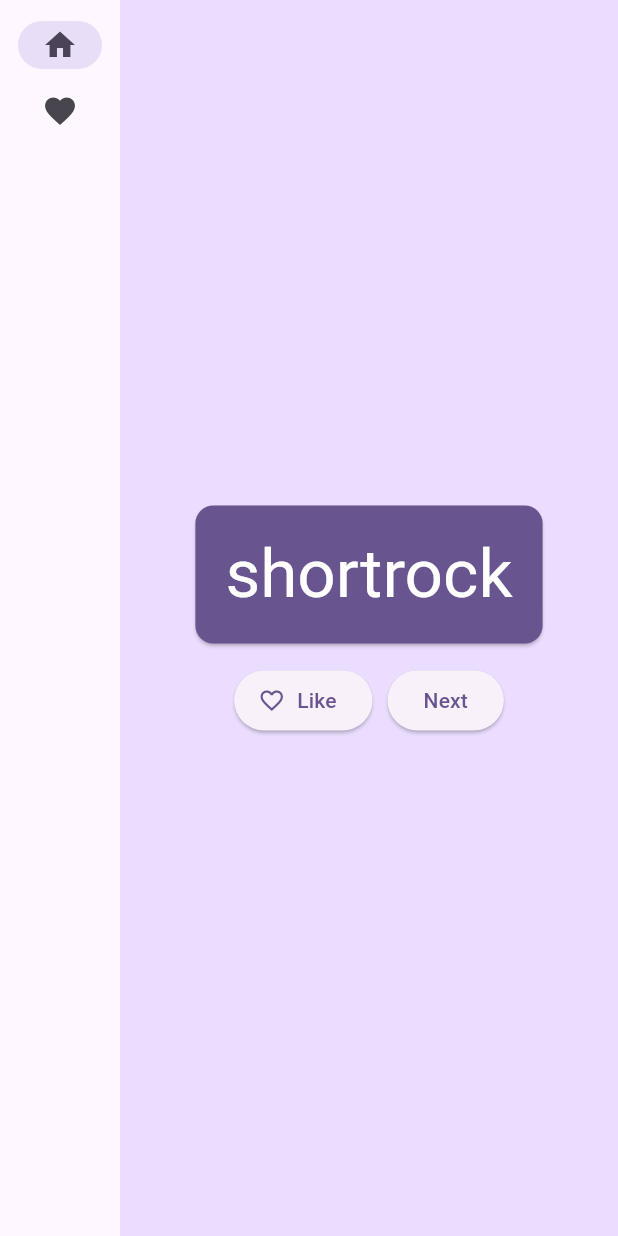
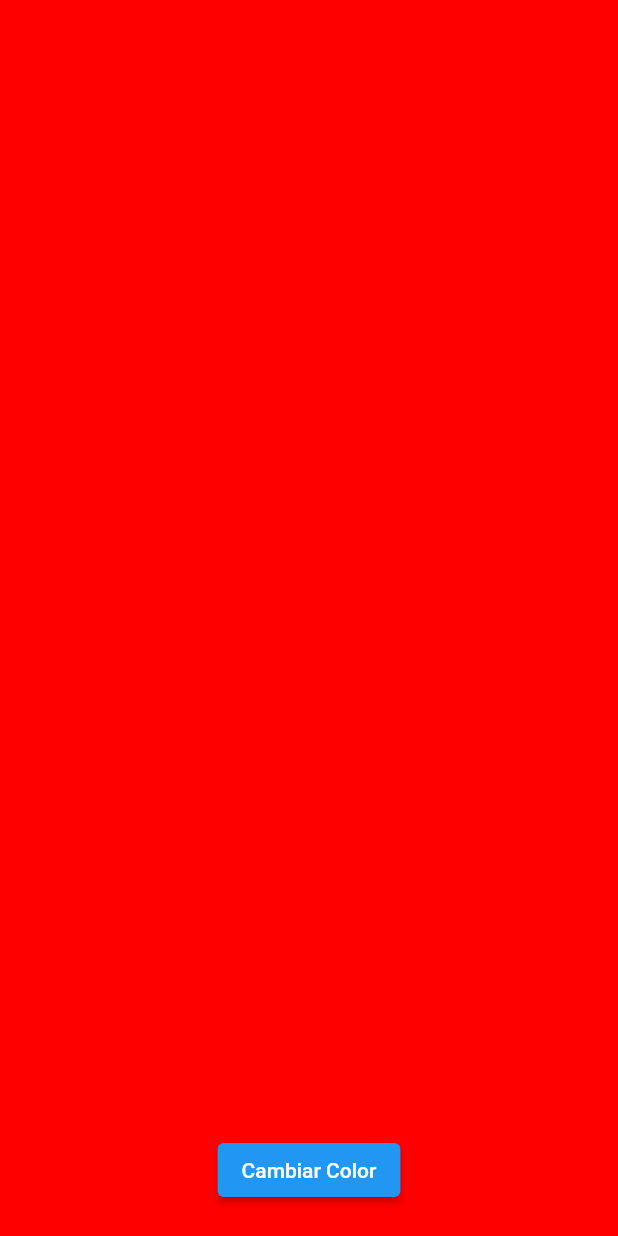
Before and after one commit to Chelo19/Practica_2_DisMov, a Flutter app: the screen it shows after launch, on a phone screen of 412 x 824 dp. Run offline on Flutter 3.47's test engine with Material 2 defaults, Android fonts, the phone set to English and light mode, and no system bars.

Commit message:
Cambio Total de Proyecto

```diff
--- a/lib/main.dart
+++ b/lib/main.dart
@@ -1,213 +1,98 @@
-import 'package:english_words/english_words.dart';
 import 'package:flutter/material.dart';
-import 'package:provider/provider.dart';
 
+void main() => runApp(ColorEditApp());
 
-void main() {
-  runApp(MyApp());
-}
-
-class MyApp extends StatelessWidget {
-  const MyApp({super.key});
-
+class ColorEditApp extends StatelessWidget {
   @override
   Widget build(BuildContext context) {
-    return ChangeNotifierProvider(
-      create: (context) => MyAppState(),
-      child: MaterialApp(
-        title: 'Namer App',
-        debugShowCheckedModeBanner: false,
-        theme: ThemeData(
-          useMaterial3: true,
-          colorScheme: ColorScheme.fromSeed(seedColor: Colors.deepPurple),
-        ),
-        home: MyHomePage(),
-      ),
+    return MaterialApp(
+      debugShowCheckedModeBanner: false,
+      routes: {
+        '/': (context) => ColorScreen(),
+        '/edit': (context) => EditColorScreen(),
+      },
     );
   }
 }
 
-class MyAppState extends ChangeNotifier {
-  var current = WordPair.random();
-
-  void getNext() {
-    current = WordPair.random();
-    notifyListeners();
-  }
-
-  // ↓ Add the code below.
-  var favorites = <WordPair>[];
-
-  void toggleFavorite() {
-    if (favorites.contains(current)) {
-      favorites.remove(current);
-    } else {
-      favorites.add(current);
-    }
-    notifyListeners();
-  }
+class ColorScreen extends StatefulWidget {
+  @override
+  _ColorScreenState createState() => _ColorScreenState();
 }
 
-class MyHomePage extends StatefulWidget {
-  @override
-  State<MyHomePage> createState() => _MyHomePageState();
-}
-
-class _MyHomePageState extends State<MyHomePage> {
-  var selectedIndex = 0;
+class _ColorScreenState extends State<ColorScreen> {
+  Color _color = Color.fromARGB(255, 255, 0, 0);
 
   @override
-  Widget build(BuildContext context) {
-    Widget page;
-    switch (selectedIndex) {
-      case 0:
-        page = GeneratorPage();
-        break;
-      case 1:
-        page = FavoritesPage();
-        break;
-      default:
-        throw UnimplementedError('no widget for $selectedIndex');
-    }
-    return LayoutBuilder(
-      builder: (context, constraints) {
-        return Scaffold(
-          body: Row(
-            children: [
-              SafeArea(
-                child: NavigationRail(
-                  extended: constraints.maxWidth >= 600,
-                  destinations: [
-                    NavigationRailDestination(
-                      icon: Icon(Icons.home),
-                      label: Text('Home'),
-                    ),
-                    NavigationRailDestination(
-                      icon: Icon(Icons.favorite),
-                      label: Text('Favorites'),
-                    ),
-                  ],
-                  selectedIndex: selectedIndex,
-                  onDestinationSelected: (value) {
-                    setState(() {
-                      selectedIndex = value;
-                    });
-                  },
-                ),
-              ),
-              Expanded(
-                child: Container(
-                  color: Theme.of(context).colorScheme.primaryContainer,
-                  child: page,
-                ),
-              ),
-            ],
+  Widget build(BuildContext context){
+    return Scaffold(
+        backgroundColor: _color,
+        body: Padding(
+          padding: EdgeInsets.all(20),
+          child: Align(
+            alignment: Alignment.bottomCenter,
+            child: ElevatedButton(
+              child: Text('Cambiar Color'),
+              onPressed: () {
+                Navigator.of(context).pushNamed('/edit');
+              },
+            ),
           ),
-        );
-      }
+        ),
     );
   }
 }
 
-class GeneratorPage extends StatelessWidget {
+class EditColorScreen extends StatefulWidget {
+  @override
+  _EditColorScreenState createState() => _EditColorScreenState();
+}
+
+class _EditColorScreenState extends State<EditColorScreen> {
+  late List<TextEditingController> _controllers;
+
+  @override
+  void initState(){
+    _controllers = [
+      for(int i = 0; i < 3; i++) TextEditingController(),
+    ];
+    super.initState();
+  }
+
   @override
   Widget build(BuildContext context) {
-    var appState = context.watch<MyAppState>();
-    var pair = appState.current;
-
-    IconData icon;
-    if (appState.favorites.contains(pair)) {
-      icon = Icons.favorite;
-    } else {
-      icon = Icons.favorite_border;
-    }
-
-    return Center(
-      child: Column(
-        mainAxisAlignment: MainAxisAlignment.center,
-        children: [
-          BigCard(pair: pair),
-          SizedBox(height: 10),
+    const List<String> colores = ['Rojo', 'Verde', 'Azul'];
+    return Scaffold(
+      appBar: AppBar(
+        title: Text('Editar Color'),
+      ),
+      body: Padding(
+        padding: const EdgeInsets.symmetric(horizontal: 12),
+        child: Column(
+        children: <Widget>[
           Row(
-            mainAxisSize: MainAxisSize.min,
-            children: [
-              ElevatedButton.icon(
-                onPressed: () {
-                  appState.toggleFavorite();
-                },
-                icon: Icon(icon),
-                label: Text('Like'),
-              ),
-              SizedBox(width: 10),
-              ElevatedButton(
-                onPressed: () {
-                  appState.getNext();
-                },
-                child: Text('Next'),
-              ),
+            children: <Widget>[
+              for(int i = 0; i < 3; i++)
+                Expanded(
+                  child: Padding(
+                    padding: const EdgeInsets.all(12.0),
+                    child: TextField(
+                    controller: _controllers[i],
+                    decoration: InputDecoration(
+                      labelText: colores[i],
+                    ),
+                  )
+                  ),
+                )
             ],
+          ),
+          ElevatedButton(
+            child: Text('Guardar'),
+            onPressed: () {},
           ),
         ],
       ),
+      )
     );
   }
 }
-
-class BigCard extends StatelessWidget {
-  const BigCard({
-    super.key,
-    required this.pair,
-  });
-
-  final WordPair pair;
-
-  @override
-  Widget build(BuildContext context) {
-    final theme = Theme.of(context);       // ← Add this.
-    final style = theme.textTheme.displayMedium!.copyWith(
-      color: theme.colorScheme.onPrimary,
-    );
-
-    return Card(
-      color: theme.colorScheme.primary,
-      child: Padding(
-        padding: const EdgeInsets.all(20),
-
-        // ↓ Make the following change.
-        child: Text(
-          pair.asLowerCase,
-          style: style,
-          semanticsLabel: "${pair.first} ${pair.second}",
-        ),
-      ),
-    );
-  }
-}
-
-class FavoritesPage extends StatelessWidget {
-  @override
-  Widget build(BuildContext context) {
-    var appState = context.watch<MyAppState>();
-
-    if (appState.favorites.isEmpty) {
-      return Center(
-        child: Text('No favorites yet.'),
-      );
-    }
-
-    return ListView(
-      children: [
-        Padding(
-          padding: const EdgeInsets.all(20),
-          child: Text('You have '
-              '${appState.favorites.length} favorites:'),
-        ),
-        for (var pair in appState.favorites)
-          ListTile(
-            leading: Icon(Icons.favorite),
-            title: Text(pair.asLowerCase),
-          ),
-      ],
-    );
-  }
-}
```
Also changed, not shown: pubspec.lock, 18 other files.
